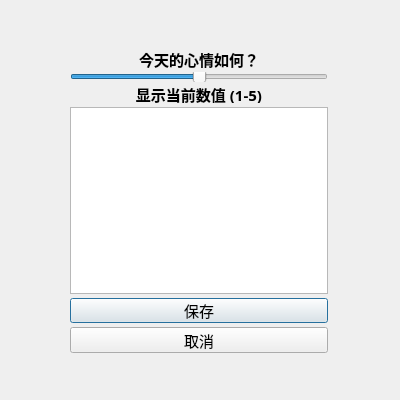
Above: mooddialog.ui from Valentina-Yue/HerSpace before the change. Below: the same form after it.
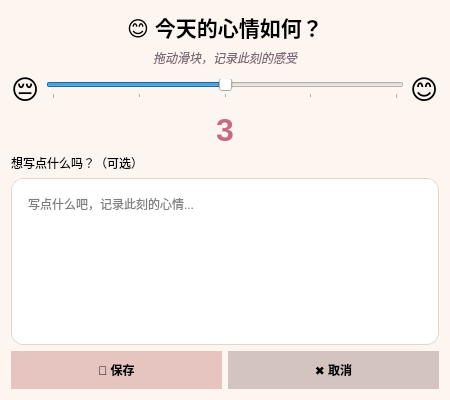
That is the form after the change.

Commit message: v4.0: 新增数据统计面板、经期确认交互、历史记录管理、智能周期计算

What changed in the file:
```diff
--- a/mooddialog.ui
+++ b/mooddialog.ui
@@ -6,75 +6,62 @@
    <rect>
     <x>0</x>
     <y>0</y>
-    <width>400</width>
+    <width>450</width>
     <height>400</height>
    </rect>
   </property>
-  <property name="font">
-   <font>
-    <family>字体圈欣意冠黑体</family>
-    <pointsize>11</pointsize>
-   </font>
-  </property>
   <property name="windowTitle">
    <string>Dialog</string>
   </property>
-  <widget class="QWidget" name="">
-   <property name="geometry">
-    <rect>
-     <x>70</x>
-     <y>50</y>
-     <width>258</width>
-     <height>303</height>
-    </rect>
-   </property>
-   <layout class="QGridLayout" name="gridLayout">
-    <property name="leftMargin">
-     <number>0</number>
-    </property>
-    <property name="spacing">
-     <number>4</number>
-    </property>
-    <item row="4" column="0">
-     <widget class="QPushButton" name="btnSave">
-      <property name="sizePolicy">
-       <sizepolicy hsizetype="Minimum" vsizetype="Minimum">
-        <horstretch>0</horstretch>
-        <verstretch>0</verstretch>
-       </sizepolicy>
-      </property>
-      <property name="minimumSize">
-       <size>
-        <width>80</width>
-        <height>25</height>
-       </size>
-      </property>
+  <property name="styleSheet">
+   <string notr="true">background-color: #fdf6f0;</string>
+  </property>
+  <layout class="QVBoxLayout" name="verticalLayout">
+   <item>
+    <widget class="QLabel" name="labelTitle">
+     <property name="font">
+      <font>
+       <pointsize>16</pointsize>
+       <bold>true</bold>
+      </font>
+     </property>
+     <property name="text">
+      <string>😊 今天的心情如何？</string>
+     </property>
+     <property name="alignment">
+      <set>Qt::AlignCenter</set>
+     </property>
+    </widget>
+   </item>
+   <item>
+    <widget class="QLabel" name="labelMoodHint">
+     <property name="text">
+      <string>拖动滑块，记录此刻的感受</string>
+     </property>
+     <property name="alignment">
+      <set>Qt::AlignCenter</set>
+     </property>
+     <property name="styleSheet">
+      <string notr="true">color: #7d6b7a; font-style: italic;</string>
+     </property>
+    </widget>
+   </item>
+   <item>
+    <layout class="QHBoxLayout" name="horizontalLayoutSlider">
+     <item>
+      <widget class="QLabel" name="labelMin">
       <property name="text">
-       <string>保存</string>
-      </property>
-     </widget>
-    </item>
-    <item row="1" column="0">
+        <string>😔</string>
+       </property>
+       <property name="font">
+        <font>
+         <pointsize>20</pointsize>
+        </font>
+       </property>
+      </widget>
+     </item>
+     <item>
      <widget class="QSlider" name="sliderMood">
-      <property name="sizePolicy">
-       <sizepolicy hsizetype="Minimum" vsizetype="Minimum">
-        <horstretch>0</horstretch>
-        <verstretch>0</verstretch>
-       </sizepolicy>
-      </property>
-      <property name="minimumSize">
-       <size>
-        <width>100</width>
-        <height>10</height>
-       </size>
-      </property>
-      <property name="font">
-       <font>
-        <family>字体圈欣意冠黑体</family>
-        <pointsize>11</pointsize>
-        <bold>true</bold>
-       </font>
-      </property>
       <property name="minimum">
        <number>1</number>
       </property>
@@ -87,112 +74,122 @@
       <property name="value">
        <number>3</number>
       </property>
-      <property name="sliderPosition">
-       <number>3</number>
-      </property>
       <property name="orientation">
-       <enum>Qt::Orientation::Horizontal</enum>
-      </property>
-      <property name="invertedControls">
-       <bool>false</bool>
+        <enum>Qt::Horizontal</enum>
+       </property>
+       <property name="tickPosition">
+        <enum>QSlider::TicksBelow</enum>
+       </property>
+       <property name="tickInterval">
+        <number>1</number>
       </property>
      </widget>
     </item>
-    <item row="5" column="0">
-     <widget class="QPushButton" name="btnCancel">
-      <property name="sizePolicy">
-       <sizepolicy hsizetype="Minimum" vsizetype="Minimum">
-        <horstretch>0</horstretch>
-        <verstretch>0</verstretch>
-       </sizepolicy>
-      </property>
-      <property name="minimumSize">
-       <size>
-        <width>80</width>
-        <height>25</height>
-       </size>
-      </property>
+     <item>
+      <widget class="QLabel" name="labelMax">
       <property name="text">
-       <string>取消</string>
+        <string>😊</string>
+       </property>
+       <property name="font">
+        <font>
+         <pointsize>20</pointsize>
+        </font>
       </property>
      </widget>
     </item>
-    <item row="2" column="0">
+    </layout>
+   </item>
+   <item>
      <widget class="QLabel" name="labelMoodValue">
-      <property name="sizePolicy">
-       <sizepolicy hsizetype="Minimum" vsizetype="Minimum">
-        <horstretch>0</horstretch>
-        <verstretch>0</verstretch>
-       </sizepolicy>
-      </property>
-      <property name="minimumSize">
-       <size>
-        <width>100</width>
-        <height>10</height>
-       </size>
-      </property>
       <property name="font">
        <font>
-        <family>字体圈欣意冠黑体</family>
-        <pointsize>11</pointsize>
+       <pointsize>24</pointsize>
         <bold>true</bold>
        </font>
       </property>
       <property name="text">
-       <string>显示当前数值 (1-5)</string>
+      <string>3</string>
       </property>
       <property name="alignment">
-       <set>Qt::AlignmentFlag::AlignCenter</set>
-      </property>
-     </widget>
-    </item>
-    <item row="0" column="0">
-     <widget class="QLabel" name="labelMoodQ">
-      <property name="sizePolicy">
-       <sizepolicy hsizetype="Minimum" vsizetype="Minimum">
-        <horstretch>0</horstretch>
-        <verstretch>0</verstretch>
-       </sizepolicy>
-      </property>
-      <property name="minimumSize">
-       <size>
-        <width>100</width>
-        <height>10</height>
-       </size>
-      </property>
-      <property name="font">
-       <font>
-        <family>字体圈欣意冠黑体</family>
-        <pointsize>11</pointsize>
-        <bold>true</bold>
-       </font>
-      </property>
+      <set>Qt::AlignCenter</set>
+     </property>
+     <property name="styleSheet">
+      <string notr="true">color: #c96b7e;</string>
+     </property>
+    </widget>
+   </item>
+   <item>
+    <widget class="QLabel" name="labelDiaryHint">
       <property name="text">
-       <string>今天的心情如何？</string>
+      <string>想写点什么吗？（可选）</string>
       </property>
       <property name="alignment">
-       <set>Qt::AlignmentFlag::AlignCenter</set>
+      <set>Qt::AlignLeft|Qt::AlignVCenter</set>
       </property>
      </widget>
     </item>
-    <item row="3" column="0">
+   <item>
      <widget class="QTextEdit" name="textEditDiary">
-      <property name="frameShape">
-       <enum>QFrame::Shape::StyledPanel</enum>
-      </property>
-      <property name="frameShadow">
-       <enum>QFrame::Shadow::Sunken</enum>
-      </property>
-      <property name="lineWidth">
-       <number>5</number>
-      </property>
       <property name="placeholderText">
-       <string extracomment="写点什么吧，记录此刻的心情..."/>
-      </property>
-     </widget>
-    </item>
-   </layout>
-  </widget>
+      <string>写点什么吧，记录此刻的心情...</string>
+     </property>
+     <property name="styleSheet">
+      <string notr="true">QTextEdit {
+    background-color: white;
+    border: 1px solid #e6d5c9;
+    border-radius: 12px;
+    padding: 12px;
+}</string>
+     </property>
+    </widget>
+   </item>
+   <item>
+    <layout class="QHBoxLayout" name="horizontalLayoutButtons">
+     <item>
+      <widget class="QPushButton" name="btnSave">
+       <property name="text">
+        <string>💾 保存</string>
+       </property>
+       <property name="minimumHeight">
+        <number>40</number>
+       </property>
+       <property name="styleSheet">
+        <string notr="true">QPushButton {
+    background-color: #e6c4c0;
+    border-radius: 20px;
+    padding: 10px;
+    font-weight: bold;
+}
+QPushButton:hover {
+    background-color: #dbb2ad;
+}</string>
+       </property>
+      </widget>
+     </item>
+     <item>
+      <widget class="QPushButton" name="btnCancel">
+       <property name="text">
+        <string>✖️ 取消</string>
+       </property>
+       <property name="minimumHeight">
+        <number>40</number>
+       </property>
+       <property name="styleSheet">
+        <string notr="true">QPushButton {
+    background-color: #d4c4c0;
+    border-radius: 20px;
+    padding: 10px;
+    font-weight: bold;
+}
+QPushButton:hover {
+    background-color: #c4b2ad;
+}</string>
+       </property>
+      </widget>
+     </item>
+    </layout>
+   </item>
+  </layout>
  </widget>
  <resources/>
  <connections/>
```
Left out of the diff: 5 changed lines with no effect on the pictures. Lines whose indentation alone changed are shown as unchanged. The commit also changes 30 other files.
